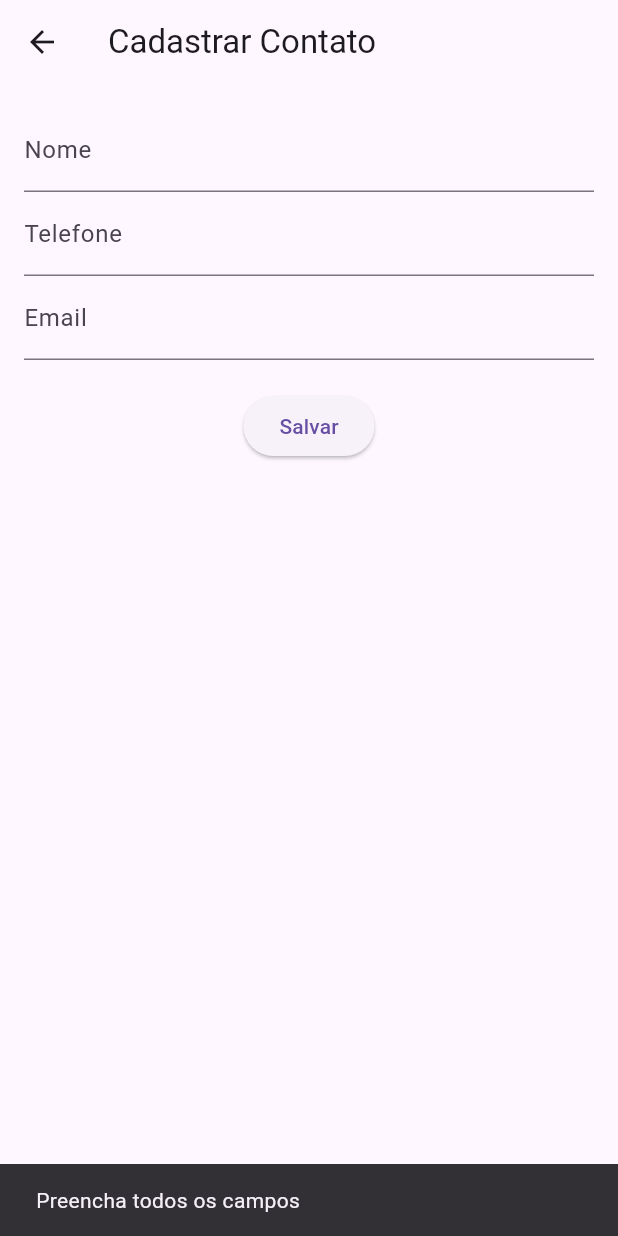
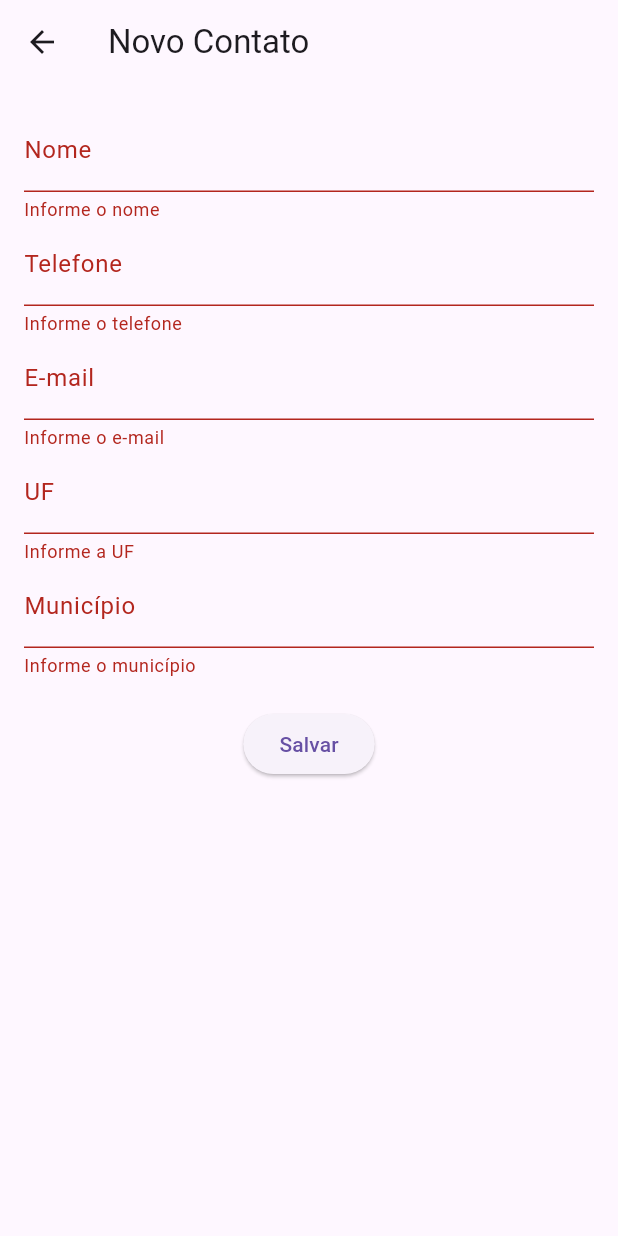
Before and after one commit to Klholin/Projeto_integrador_V-A, a Flutter app: the CadastroScreen screen opened directly, after a tap on "Salvar", on a phone screen of 412 x 824 dp. Run offline on Flutter 3.47's test engine with Material 3 defaults, Android fonts, the phone set to English and light mode, and no system bars; our stand-ins replace sqflite; accounts and stored records are empty.

Commit message:
Mudança de layout e database

```diff
--- a/lib/database/database_helper.dart
+++ b/lib/database/database_helper.dart
@@ -25,13 +25,14 @@ class DatabaseHelper {
   }
 
 Future _createDB(Database db, int version) async {
-  await db.execute('DROP TABLE IF EXISTS contatos');
   await db.execute('''
     CREATE TABLE contatos (
       id INTEGER PRIMARY KEY AUTOINCREMENT,
       nome TEXT NOT NULL,
       telefone TEXT NOT NULL,
-      email TEXT NOT NULL
+      email TEXT NOT NULL,
+      uf TEXT NOT NULL,
+      municipio TEXT NOT NULL
     )
   ''');
 }
--- a/lib/models/contato.dart
+++ b/lib/models/contato.dart
@@ -3,8 +3,17 @@ class Contato {
   final String nome;
   final String telefone;
   final String email;
+  final String uf;
+  final String municipio;
 
-  Contato({this.id, required this.nome, required this.telefone, required this.email});
+  Contato({
+    this.id,
+    required this.nome,
+    required this.telefone,
+    required this.email,
+    required this.uf,
+    required this.municipio,
+  });
 
   Map<String, dynamic> toMap() {
     return {
@@ -12,6 +21,8 @@ class Contato {
       'nome': nome,
       'telefone': telefone,
       'email': email,
+      'uf': uf,
+      'municipio': municipio,
     };
   }
 
@@ -21,6 +32,8 @@ class Contato {
       nome: map['nome'],
       telefone: map['telefone'],
       email: map['email'],
+      uf: map['uf'],
+      municipio: map['municipio'],
     );
   }
 }
--- a/lib/screens/cadastro_screen.dart
+++ b/lib/screens/cadastro_screen.dart
@@ -1,5 +1,6 @@
 import 'package:flutter/material.dart';
 import '../database/database_helper.dart';
+import '../models/contato.dart';
 
 class CadastroScreen extends StatefulWidget {
   const CadastroScreen({super.key});
@@ -9,76 +10,69 @@ class CadastroScreen extends StatefulWidget {
 }
 
 class _CadastroScreenState extends State<CadastroScreen> {
-  final TextEditingController nomeController = TextEditingController();
-  final TextEditingController telefoneController = TextEditingController();
-  final TextEditingController emailController = TextEditingController();
-
-  void salvarContato() async {
-    final nome = nomeController.text;
-    final telefone = telefoneController.text;
-    final email = emailController.text;
-
-    if (nome.isEmpty || telefone.isEmpty || email.isEmpty) {
-      ScaffoldMessenger.of(context).showSnackBar(
-        const SnackBar(content: Text('Preencha todos os campos')),
-      );
-      return;
-    }
-
-
-    final id = await DatabaseHelper.instance.inserirContato({
-      'nome': nome,
-      'telefone': telefone,
-      'email': email,
-    });
-    print('Contato inserido com id: $id');
-
-    final lista = await DatabaseHelper.instance.listarContatos();
-    print(lista);
-
-
-
-
-
-    ScaffoldMessenger.of(context).showSnackBar(
-      const SnackBar(content: Text('Contato salvo com sucesso')),
-    );
-
-    nomeController.clear();
-    telefoneController.clear();
-    emailController.clear();
-  }
+  final _formKey = GlobalKey<FormState>();
+  final _nomeController = TextEditingController();
+  final _telefoneController = TextEditingController();
+  final _emailController = TextEditingController();
+  final _ufController = TextEditingController();
+  final _municipioController = TextEditingController();
 
   @override
   Widget build(BuildContext context) {
     return Scaffold(
-      appBar: AppBar(title: const Text('Cadastrar Contato')),
+      appBar: AppBar(title: const Text('Novo Contato')),
       body: Padding(
-        padding: const EdgeInsets.all(16.0),
+        padding: const EdgeInsets.all(16),
+        child: Form(
+          key: _formKey,
           child: Column(
             children: [
-            TextField(
-              controller: nomeController,
+              TextFormField(
+                controller: _nomeController,
                 decoration: const InputDecoration(labelText: 'Nome'),
+                validator: (value) => value!.isEmpty ? 'Informe o nome' : null,
               ),
-            TextField(
-              controller: telefoneController,
+              TextFormField(
+                controller: _telefoneController,
                 decoration: const InputDecoration(labelText: 'Telefone'),
-              keyboardType: TextInputType.phone,
+                validator: (value) => value!.isEmpty ? 'Informe o telefone' : null,
               ),
-            TextField(
-              controller: emailController,
-              decoration: const InputDecoration(labelText: 'Email'),
-              keyboardType: TextInputType.emailAddress,
+              TextFormField(
+                controller: _emailController,
+                decoration: const InputDecoration(labelText: 'E-mail'),
+                validator: (value) => value!.isEmpty ? 'Informe o e-mail' : null,
+              ),
+              TextFormField(
+                controller: _ufController,
+                decoration: const InputDecoration(labelText: 'UF'),
+                validator: (value) => value!.isEmpty ? 'Informe a UF' : null,
+              ),
+              TextFormField(
+                controller: _municipioController,
+                decoration: const InputDecoration(labelText: 'Município'),
+                validator: (value) => value!.isEmpty ? 'Informe o município' : null,
               ),
               const SizedBox(height: 20),
               ElevatedButton(
-              onPressed: salvarContato,
+                onPressed: () async {
+                  if (_formKey.currentState!.validate()) {
+                    final contato = Contato(
+                      nome: _nomeController.text,
+                      telefone: _telefoneController.text,
+                      email: _emailController.text,
+                      uf: _ufController.text,
+                      municipio: _municipioController.text,
+                    );
+                    await DatabaseHelper.instance.inserirContato(contato.toMap());
+                    Navigator.pop(context);
+                  }
+                },
                 child: const Text('Salvar'),
               ),
             ],
           ),
         ),
+      ),
     );
   }
 }
```
Also changed, not shown: lib/screens/detalhes_screen.dart (+25 -85 lines). Lines whose indentation alone changed are shown as unchanged.
